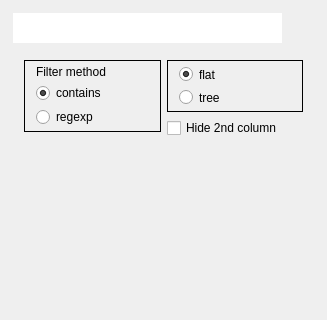
Before: the Qt Designer form plotter_gui/curvelist_panel.ui in ziparker/PlotJuggler, drawn with Qt 5; both pictures show x 0 to 327 and y 0 to 320 of the 327 by 684 pixel window.
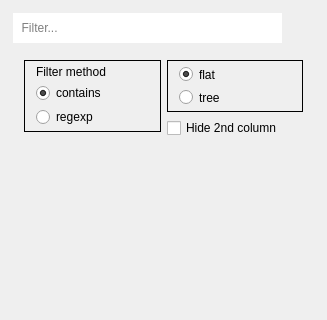
After: the same form once the commit is applied. Icons and pictures are not drawn.

Commit message: add text placeholder

What changed in the file:
```diff
--- a/plotter_gui/curvelist_panel.ui
+++ b/plotter_gui/curvelist_panel.ui
@@ -97,6 +97,9 @@
            <property name="frame">
             <bool>false</bool>
            </property>
+           <property name="placeholderText">
+            <string>  Filter...</string>
+           </property>
            <property name="clearButtonEnabled">
             <bool>true</bool>
            </property>
```
